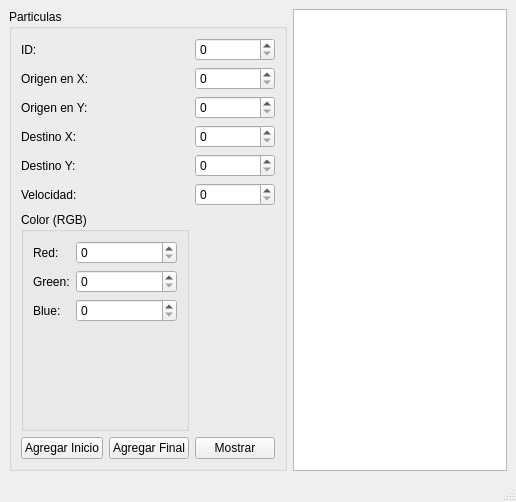
First picture: the form in mainwindow.ui, repository Rafael1307/ACTIVIDAD_8, before the edit.
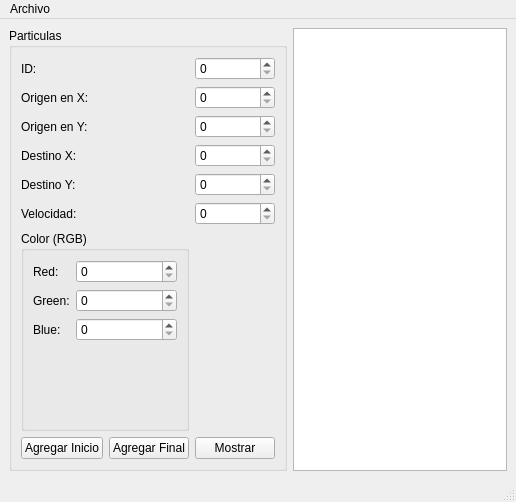
Second picture: the form after the edit.

```diff
--- a/mainwindow.ui
+++ b/mainwindow.ui
@@ -190,6 +190,14 @@
      <height>21</height>
     </rect>
    </property>
+   <widget class="QMenu" name="menuArchivo">
+    <property name="title">
+     <string>Archivo</string>
+    </property>
+    <addaction name="actionAbrir"/>
+    <addaction name="actionGuardar"/>
+   </widget>
+   <addaction name="menuArchivo"/>
   </widget>
   <widget class="QStatusBar" name="statusbar"/>
  </widget>
```
Left out of the diff: 16 changed lines with no effect on the pictures.
